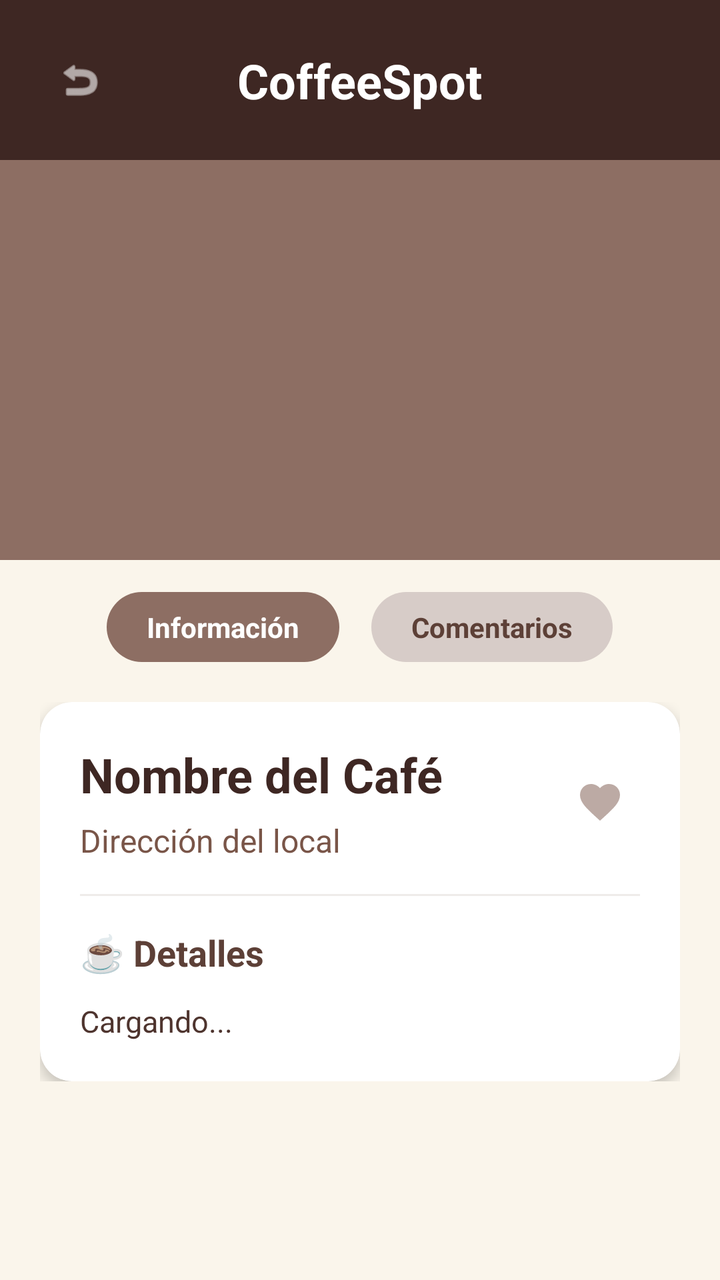
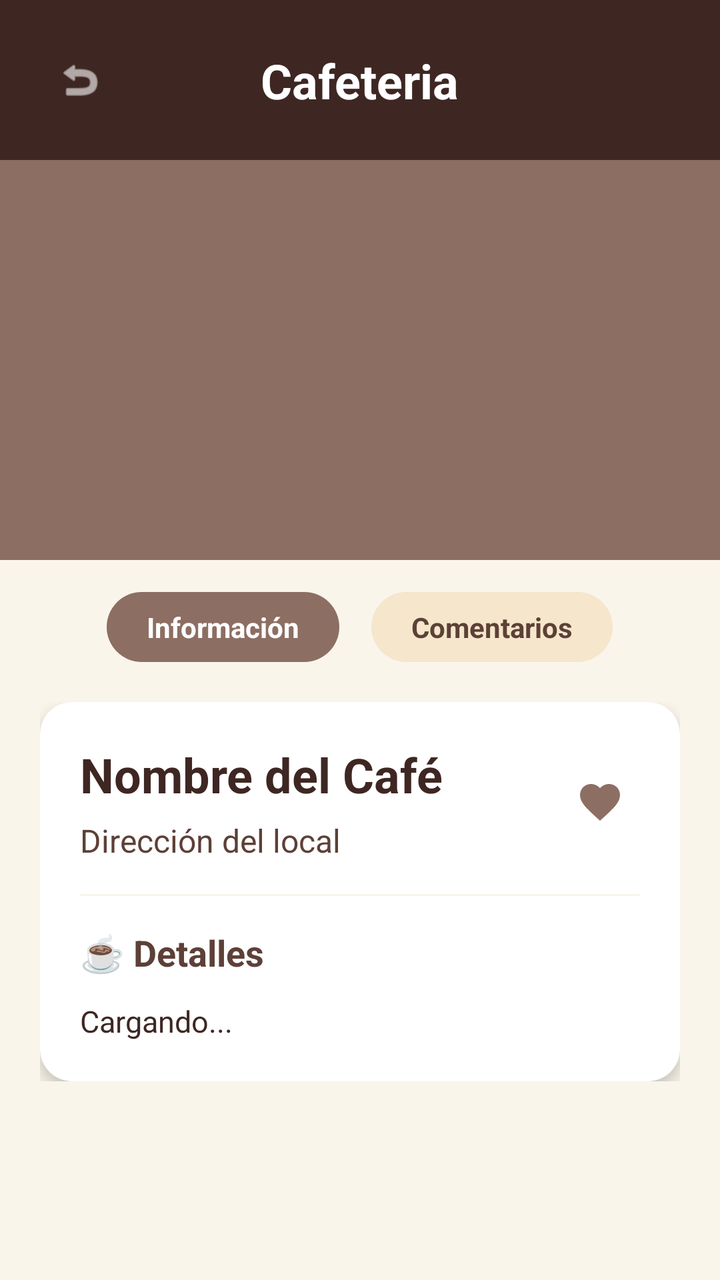

Two renders of the same Android screen: before a commit and after it. Below are the layout's source before the change and the commit's diff.
<!-- AndroidManifest.xml: application theme Theme.Cafeteria -->
<!-- res/layout/fragment_detalle_cafeteria.xml -->
<?xml version="1.0" encoding="utf-8"?>
<androidx.constraintlayout.widget.ConstraintLayout xmlns:android="http://schemas.android.com/apk/res/android"
    xmlns:app="http://schemas.android.com/apk/res-auto"
    android:layout_width="match_parent"
    android:layout_height="match_parent"
    android:background="#FAF5EB">

    <androidx.constraintlayout.widget.ConstraintLayout
        android:id="@+id/header_detalle"
        android:layout_width="match_parent"
        android:layout_height="80dp"
        android:background="#3E2723"
        app:layout_constraintTop_toTopOf="parent">

        <ImageView
            android:id="@+id/btn_volver_detalle"
            android:layout_width="48dp"
            android:layout_height="48dp"
            android:layout_marginStart="16dp"
            android:background="?attr/selectableItemBackgroundBorderless"
            android:padding="12dp"
            android:src="@android:drawable/ic_menu_revert"
            app:tint="#FFFFFF"
            app:layout_constraintBottom_toBottomOf="parent"
            app:layout_constraintStart_toStartOf="parent"
            app:layout_constraintTop_toTopOf="parent" />

        <TextView
            android:id="@+id/txt_header_titulo"
            android:layout_width="wrap_content"
            android:layout_height="wrap_content"
            android:text="CoffeeSpot"
            android:textColor="#FFFFFF"
            android:textSize="24sp"
            android:textStyle="bold"
            app:layout_constraintBottom_toBottomOf="parent"
            app:layout_constraintEnd_toEndOf="parent"
            app:layout_constraintStart_toStartOf="parent"
            app:layout_constraintTop_toTopOf="parent" />
    </androidx.constraintlayout.widget.ConstraintLayout>

    <ScrollView
        android:layout_width="match_parent"
        android:layout_height="0dp"
        app:layout_constraintBottom_toBottomOf="parent"
        app:layout_constraintTop_toBottomOf="@id/header_detalle">

        <LinearLayout
            android:layout_width="match_parent"
            android:layout_height="wrap_content"
            android:orientation="vertical">

            <ImageView
                android:id="@+id/img_banner_cafe"
                android:layout_width="match_parent"
                android:layout_height="200dp"
                android:background="#8D6E63"
                android:scaleType="centerCrop" />

            
            <LinearLayout
                android:layout_width="match_parent"
                android:layout_height="wrap_content"
                android:layout_marginTop="16dp"
                android:gravity="center"
                android:orientation="horizontal">

                <TextView
                    android:id="@+id/tab_informacion"
                    android:layout_width="wrap_content"
                    android:layout_height="wrap_content"
                    android:layout_marginEnd="16dp"
                    android:background="@drawable/fondo_redondeado_crema"
                    android:backgroundTint="#8D6E63"
                    android:paddingHorizontal="20dp"
                    android:paddingVertical="8dp"
                    android:text="Información"
                    android:textColor="#FFFFFF"
                    android:textStyle="bold" />

                <TextView
                    android:id="@+id/tab_comentarios"
                    android:layout_width="wrap_content"
                    android:layout_height="wrap_content"
                    android:background="@drawable/fondo_redondeado_crema"
                    android:backgroundTint="#D7CCC8"
                    android:paddingHorizontal="20dp"
                    android:paddingVertical="8dp"
                    android:text="Comentarios"
                    android:textColor="#5D4037"
                    android:textStyle="bold" />
            </LinearLayout>

            
            <LinearLayout
                android:id="@+id/layout_informacion"
                android:layout_width="match_parent"
                android:layout_height="wrap_content"
                android:orientation="vertical"
                android:padding="20dp">

                <androidx.cardview.widget.CardView
                    android:layout_width="match_parent"
                    android:layout_height="wrap_content"
                    app:cardCornerRadius="16dp"
                    app:cardElevation="4dp"
                    app:cardBackgroundColor="#FFFFFF">

                    <LinearLayout
                        android:layout_width="match_parent"
                        android:layout_height="wrap_content"
                        android:orientation="vertical"
                        android:padding="20dp">

                        <RelativeLayout
                            android:layout_width="match_parent"
                            android:layout_height="wrap_content">

                            <LinearLayout
                                android:layout_width="wrap_content"
                                android:layout_height="wrap_content"
                                android:orientation="vertical"
                                android:layout_alignParentStart="true"
                                android:layout_toStartOf="@+id/btn_favorito_detalle">

                                <TextView
                                    android:id="@+id/txt_detalle_nombre"
                                    android:layout_width="wrap_content"
                                    android:layout_height="wrap_content"
                                    android:text="Nombre del Café"
                                    android:textColor="#3E2723"
                                    android:textSize="24sp"
                                    android:textStyle="bold" />

                                <TextView
                                    android:id="@+id/txt_detalle_direccion"
                                    android:layout_width="wrap_content"
                                    android:layout_height="wrap_content"
                                    android:layout_marginTop="6dp"
                                    android:text="Dirección del local"
                                    android:textColor="#795548"
                                    android:textSize="16sp" />
                            </LinearLayout>

                            <ImageView
                                android:id="@+id/btn_favorito_detalle"
                                android:layout_width="40dp"
                                android:layout_height="40dp"
                                android:layout_alignParentEnd="true"
                                android:layout_centerVertical="true"
                                android:padding="8dp"
                                android:src="@drawable/ic_corazon"
                                android:background="?attr/selectableItemBackgroundBorderless"
                                app:tint="#BCAAA4" />
                        </RelativeLayout>

                        <View
                            android:layout_width="match_parent"
                            android:layout_height="1dp"
                            android:layout_marginTop="16dp"
                            android:layout_marginBottom="16dp"
                            android:background="#EFEBE9"/>

                        <TextView
                            android:layout_width="wrap_content"
                            android:layout_height="wrap_content"
                            android:text="☕ Detalles"
                            android:textColor="#5D4037"
                            android:textSize="18sp"
                            android:textStyle="bold" />

                        <TextView
                            android:id="@+id/txt_detalle_descripcion"
                            android:layout_width="match_parent"
                            android:layout_height="wrap_content"
                            android:layout_marginTop="12dp"
                            android:lineSpacingExtra="6dp"
                            android:text="Cargando..."
                            android:textColor="#4E342E"
                            android:textSize="15sp" />
                    </LinearLayout>
                </androidx.cardview.widget.CardView>
            </LinearLayout>

            
            <LinearLayout
                android:id="@+id/layout_comentarios"
                android:layout_width="match_parent"
                android:layout_height="wrap_content"
                android:orientation="vertical"
                android:padding="24dp"
                android:visibility="gone">

                <androidx.recyclerview.widget.RecyclerView
                    android:id="@+id/recycler_comentarios"
                    android:layout_width="match_parent"
                    android:layout_height="250dp"
                    android:layout_marginBottom="12dp" />

                <LinearLayout
                    android:layout_width="match_parent"
                    android:layout_height="wrap_content"
                    android:orientation="horizontal"
                    android:gravity="center_vertical">

                    <EditText
                        android:id="@+id/input_nuevo_comentario"
                        android:layout_width="0dp"
                        android:layout_height="50dp"
                        android:layout_weight="1"
                        android:background="@drawable/fondo_redondeado_crema"
                        android:backgroundTint="#FFFFFF"
                        android:hint="Escribe tu comentario..."
                        android:paddingHorizontal="16dp"
                        android:textColor="#3E2723"
                        android:textColorHint="#BCAAA4"
                        android:textSize="14sp"
                        android:elevation="2dp"/>

                    <Button
                        android:id="@+id/btn_enviar_comentario"
                        android:layout_width="wrap_content"
                        android:layout_height="50dp"
                        android:layout_marginStart="12dp"
                        android:backgroundTint="#5D4037"
                        android:text="Enviar"
                        android:textColor="#FFFFFF"
                        android:textStyle="bold"
                        android:elevation="2dp"
                        app:cornerRadius="12dp"/>
                </LinearLayout>
            </LinearLayout>

        </LinearLayout>
    </ScrollView>
</androidx.constraintlayout.widget.ConstraintLayout>
<!-- resources referenced by this layout -->
<resources>
  <!-- drawable fondo_redondeado_crema (drawable) -->
  <?xml version="1.0" encoding="utf-8"?>
  <shape xmlns:android="http://schemas.android.com/apk/res/android">
      
      <solid android:color="#F5E6CC" />
      
      <corners android:radius="25dp" />
  </shape>
  <!-- drawable ic_corazon (drawable) -->
  <vector xmlns:android="http://schemas.android.com/apk/res/android"
      android:width="24dp"
      android:height="24dp"
      android:viewportWidth="24"
      android:viewportHeight="24">
    <path
        android:fillColor="#FF000000"
        android:pathData="M12,21.35l-1.45,-1.32C5.4,15.36 2,12.28 2,8.5 2,5.42 4.42,3 7.5,3c1.74,0 3.41,0.81 4.5,2.09C13.09,3.81 14.76,3 16.5,3 19.58,3 22,5.42 22,8.5c0,3.78 -3.4,6.86 -8.55,11.54L12,21.35z"/>
  </vector>
  <style name="Theme.Cafeteria" parent="Base.Theme.Cafeteria" />
  <style name="Base.Theme.Cafeteria" parent="Theme.Material3.DayNight.NoActionBar">
          
          
      </style>
</resources>

<!-- the commit's change to res/layout/fragment_detalle_cafeteria.xml (unified diff, before → after) -->
@@ -3,13 +3,13 @@
     xmlns:app="http://schemas.android.com/apk/res-auto"
     android:layout_width="match_parent"
     android:layout_height="match_parent"
-    android:background="#FAF5EB">
+    android:background="@color/crema_fondo">
 
     <androidx.constraintlayout.widget.ConstraintLayout
         android:id="@+id/header_detalle"
         android:layout_width="match_parent"
         android:layout_height="80dp"
-        android:background="#3E2723"
+        android:background="@color/cafe_oscuro_texto"
         app:layout_constraintTop_toTopOf="parent">
 
         <ImageView
@@ -20,7 +20,7 @@
             android:background="?attr/selectableItemBackgroundBorderless"
             android:padding="12dp"
             android:src="@android:drawable/ic_menu_revert"
-            app:tint="#FFFFFF"
+            app:tint="@color/white"
             app:layout_constraintBottom_toBottomOf="parent"
             app:layout_constraintStart_toStartOf="parent"
             app:layout_constraintTop_toTopOf="parent" />
@@ -29,8 +29,8 @@
             android:id="@+id/txt_header_titulo"
             android:layout_width="wrap_content"
             android:layout_height="wrap_content"
-            android:text="CoffeeSpot"
-            android:textColor="#FFFFFF"
+            android:text="@string/app_name"
+            android:textColor="@color/white"
             android:textSize="24sp"
             android:textStyle="bold"
             app:layout_constraintBottom_toBottomOf="parent"
@@ -54,7 +54,7 @@
                 android:id="@+id/img_banner_cafe"
                 android:layout_width="match_parent"
                 android:layout_height="200dp"
-                android:background="#8D6E63"
+                android:background="@color/cafe_suave"
                 android:scaleType="centerCrop" />
 
             
@@ -71,11 +71,11 @@
                     android:layout_height="wrap_content"
                     android:layout_marginEnd="16dp"
                     android:background="@drawable/fondo_redondeado_crema"
-                    android:backgroundTint="#8D6E63"
+                    android:backgroundTint="@color/cafe_suave"
                     android:paddingHorizontal="20dp"
                     android:paddingVertical="8dp"
                     android:text="Información"
-                    android:textColor="#FFFFFF"
+                    android:textColor="@color/white"
                     android:textStyle="bold" />
 
                 <TextView
@@ -83,11 +83,11 @@
                     android:layout_width="wrap_content"
                     android:layout_height="wrap_content"
                     android:background="@drawable/fondo_redondeado_crema"
-                    android:backgroundTint="#D7CCC8"
+                    android:backgroundTint="@color/crema_boton"
                     android:paddingHorizontal="20dp"
                     android:paddingVertical="8dp"
                     android:text="Comentarios"
-                    android:textColor="#5D4037"
+                    android:textColor="@color/cafe_claro_texto"
                     android:textStyle="bold" />
             </LinearLayout>
 
@@ -104,7 +104,7 @@
                     android:layout_height="wrap_content"
                     app:cardCornerRadius="16dp"
                     app:cardElevation="4dp"
-                    app:cardBackgroundColor="#FFFFFF">
+                    app:cardBackgroundColor="@color/white">
 
                     <LinearLayout
                         android:layout_width="match_parent"
@@ -128,7 +128,7 @@
                                     android:layout_width="wrap_content"
                                     android:layout_height="wrap_content"
                                     android:text="Nombre del Café"
-                                    android:textColor="#3E2723"
+                                    android:textColor="@color/cafe_oscuro_texto"
                                     android:textSize="24sp"
                                     android:textStyle="bold" />
 
@@ -138,7 +138,7 @@
                                     android:layout_height="wrap_content"
                                     android:layout_marginTop="6dp"
                                     android:text="Dirección del local"
-                                    android:textColor="#795548"
+                                    android:textColor="@color/cafe_claro_texto"
                                     android:textSize="16sp" />
                             </LinearLayout>
 
@@ -151,7 +151,7 @@
                                 android:padding="8dp"
                                 android:src="@drawable/ic_corazon"
                                 android:background="?attr/selectableItemBackgroundBorderless"
-                                app:tint="#BCAAA4" />
+                                app:tint="@color/cafe_suave" />
                         </RelativeLayout>
 
                         <View
@@ -159,13 +159,13 @@
                             android:layout_height="1dp"
                             android:layout_marginTop="16dp"
                             android:layout_marginBottom="16dp"
-                            android:background="#EFEBE9"/>
+                            android:background="@color/crema_fondo"/>
 
                         <TextView
                             android:layout_width="wrap_content"
                             android:layout_height="wrap_content"
                             android:text="☕ Detalles"
-                            android:textColor="#5D4037"
+                            android:textColor="@color/cafe_claro_texto"
                             android:textSize="18sp"
                             android:textStyle="bold" />
 
@@ -176,7 +176,7 @@
                             android:layout_marginTop="12dp"
                             android:lineSpacingExtra="6dp"
                             android:text="Cargando..."
-                            android:textColor="#4E342E"
+                            android:textColor="@color/cafe_oscuro_texto"
                             android:textSize="15sp" />
                     </LinearLayout>
                 </androidx.cardview.widget.CardView>
@@ -209,11 +209,11 @@
                         android:layout_height="50dp"
                         android:layout_weight="1"
                         android:background="@drawable/fondo_redondeado_crema"
-                        android:backgroundTint="#FFFFFF"
+                        android:backgroundTint="@color/white"
                         android:hint="Escribe tu comentario..."
                         android:paddingHorizontal="16dp"
-                        android:textColor="#3E2723"
-                        android:textColorHint="#BCAAA4"
+                        android:textColor="@color/cafe_oscuro_texto"
+                        android:textColorHint="@color/cafe_suave"
                         android:textSize="14sp"
                         android:elevation="2dp"/>
 
@@ -222,9 +222,9 @@
                         android:layout_width="wrap_content"
                         android:layout_height="50dp"
                         android:layout_marginStart="12dp"
-                        android:backgroundTint="#5D4037"
+                        android:backgroundTint="@color/cafe_claro_texto"
                         android:text="Enviar"
-                        android:textColor="#FFFFFF"
+                        android:textColor="@color/white"
                         android:textStyle="bold"
                         android:elevation="2dp"
                         app:cornerRadius="12dp"/>
<!-- resource entries referenced after the edit -->
@@ -1,5 +1,11 @@
 <!-- resources referenced by this layout -->
 <resources>
+  <color name="cafe_claro_texto">#5D4037</color>
+  <color name="cafe_oscuro_texto">#3E2723</color>
+  <color name="cafe_suave">#8D6E63</color>
+  <color name="crema_boton">#F5E6CC</color>
+  <color name="crema_fondo">#FAF5EB</color>
+  <color name="white">#FFFFFFFF</color>
   <!-- drawable fondo_redondeado_crema (drawable) -->
   <?xml version="1.0" encoding="utf-8"?>
   <shape xmlns:android="http://schemas.android.com/apk/res/android">
@@ -18,6 +24,7 @@
         android:fillColor="#FF000000"
         android:pathData="M12,21.35l-1.45,-1.32C5.4,15.36 2,12.28 2,8.5 2,5.42 4.42,3 7.5,3c1.74,0 3.41,0.81 4.5,2.09C13.09,3.81 14.76,3 16.5,3 19.58,3 22,5.42 22,8.5c0,3.78 -3.4,6.86 -8.55,11.54L12,21.35z"/>
   </vector>
+  <string name="app_name">Cafeteria</string>
   <style name="Theme.Cafeteria" parent="Base.Theme.Cafeteria" />
   <style name="Base.Theme.Cafeteria" parent="Theme.Material3.DayNight.NoActionBar">
           
